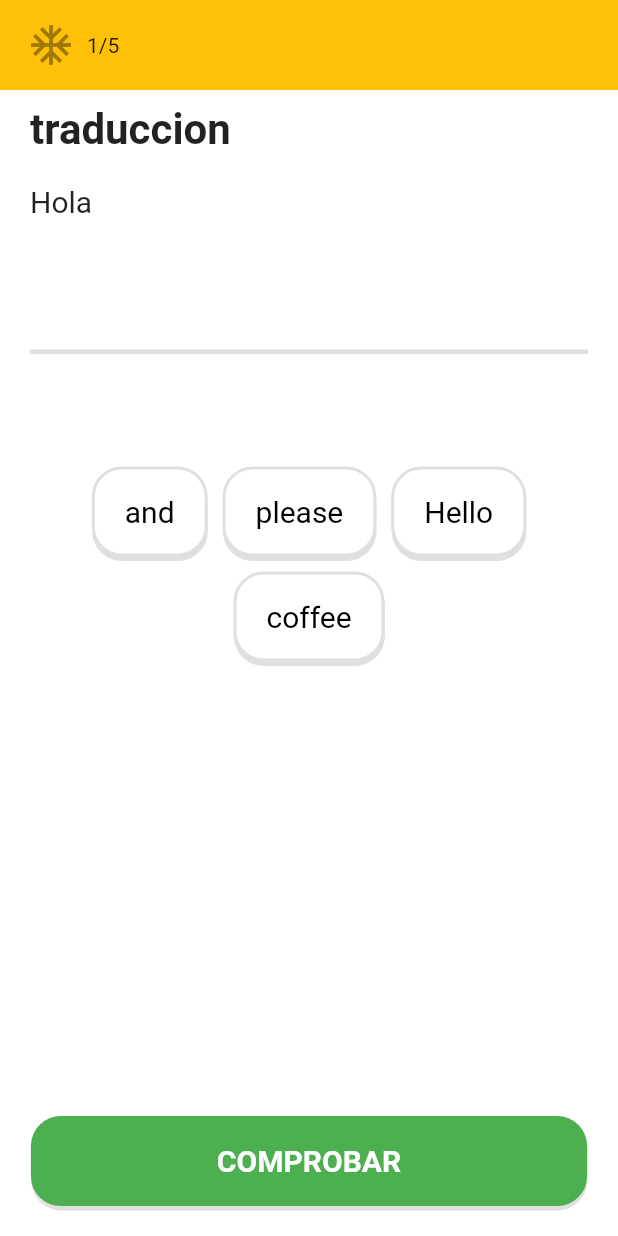
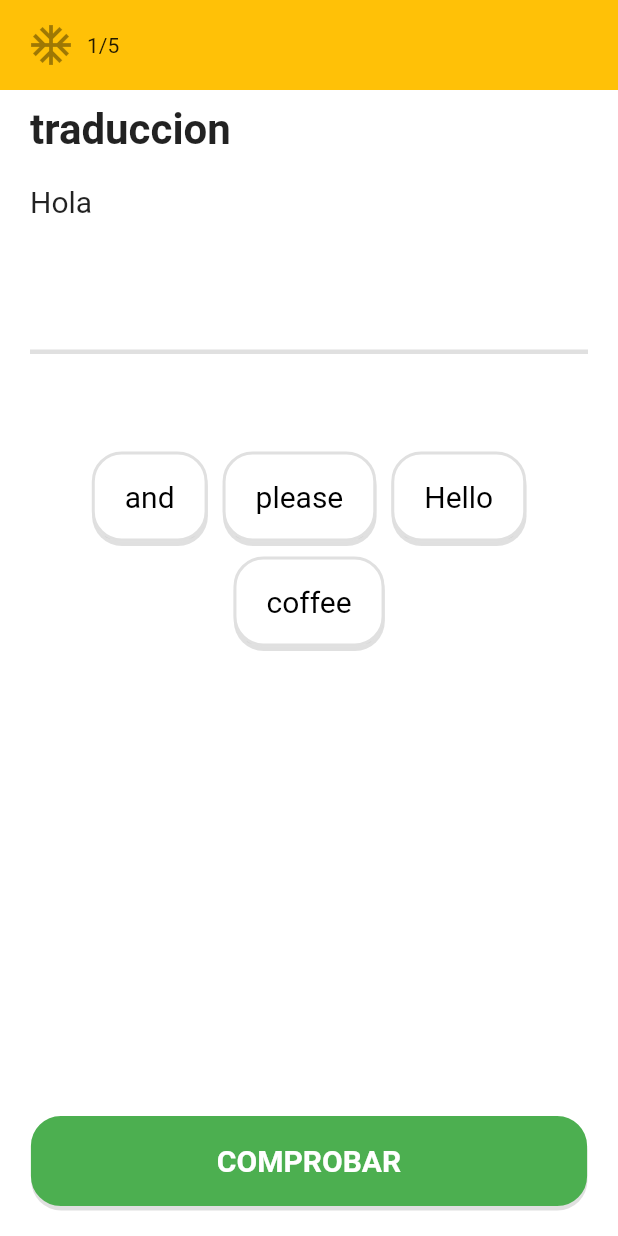
Before and after one commit to PACOdergod/duo2, a Flutter app: the screen it shows after launch, on a phone screen of 412 x 824 dp. Run offline on Flutter 3.47's test engine with Material 2 defaults, Android fonts, the phone set to English and light mode, and no system bars; our stand-ins replace get.

Commit message:
refactoring lesson

```diff
--- a/lib/src/pages/lesson_page.dart
+++ b/lib/src/pages/lesson_page.dart
@@ -87,9 +87,18 @@ class _LessonPageState extends State<LessonPage> {
               ),
             ),
 
-            SizedBox(height: 70),
+            SizedBox(height: 60),
 
-            Options(currentQuiz.opciones, (MediaQuery.of(context).size.width*.85)),
+            Container(
+              // color: Colors.blue,
+              // height: 180,
+              width: MediaQuery.of(context).size.width*.85,
+              child: Wrap(
+                alignment: WrapAlignment.center,
+
+                children: currentQuiz.opciones.map((e) => _option(e)).toList()
+              )
+            ),
 
             Expanded(child: SizedBox()),
 
@@ -104,32 +113,6 @@ class _LessonPageState extends State<LessonPage> {
   }
 }
 
-class Options extends StatefulWidget {
-
-  final List<String> options;
-  final double ancho;
-
-  const Options( this.options, this.ancho );
-
-  @override
-  _OptionsState createState() => _OptionsState();
-}
-
-class _OptionsState extends State<Options> {
-  @override
-  Widget build(BuildContext context) {
-    return Container(
-      // height: 180,
-      width: widget.ancho,
-      // color: Colors.blue,
-      child: Wrap(
-        alignment: WrapAlignment.center,
-
-        children: widget.options.map((e) => _option(e)).toList()
-      )
-    );
-  }
-
 PrincipalButton _option(String text) {
   return PrincipalButton(
     color: Colors.white,
@@ -141,4 +124,3 @@ class _OptionsState extends State<Options> {
     autoajustar: false,
   );
 }
-}
```
Lines whose indentation alone changed are shown as unchanged.
